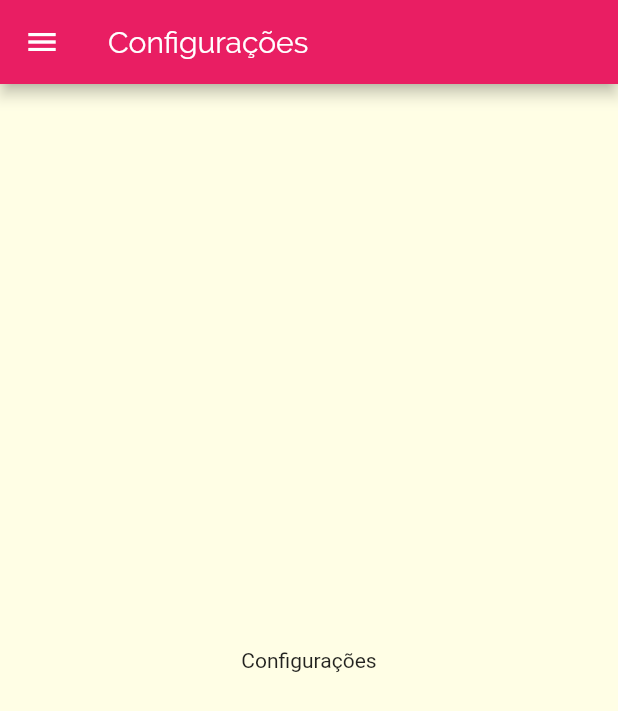
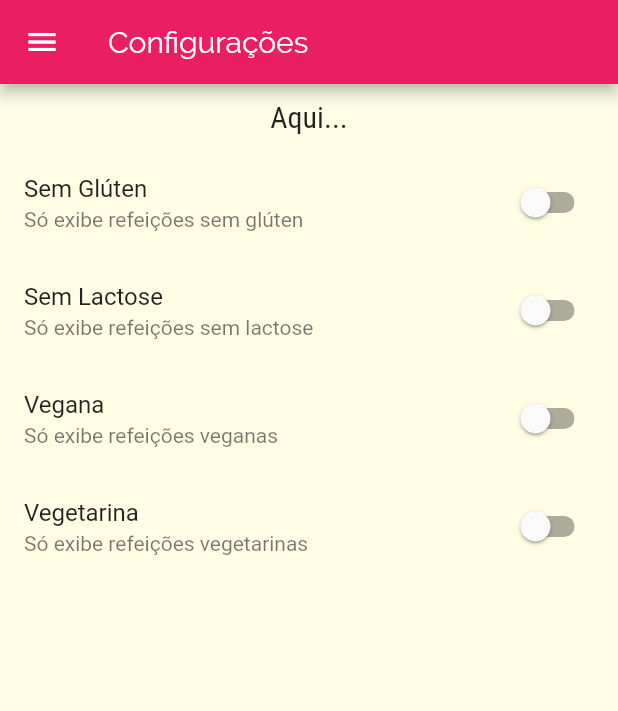
Before and after one commit to Jovennan/meals, a Flutter app: the SettingsScreen screen opened by its route, on a phone screen of 412 x 824 dp. Shown: the top 711 px of the screen. Run offline on Flutter 3.47's test engine with Material 2 defaults, Android fonts, the phone set to English and light mode, and no system bars; network calls fail.

```diff
--- /dev/null
+++ b/lib/models/settings.dart
@@ -0,0 +1,13 @@
+class Settings {
+  bool isGlutenFree;
+  bool isLactoseFree;
+  bool isVegan;
+  bool isVegetarian;
+
+  Settings({
+    this.isGlutenFree = false,
+    this.isLactoseFree = false,
+    this.isVegan = false,
+    this.isVegetarian = false,
+  });
+}
--- a/lib/screens/settings_screen.dart
+++ b/lib/screens/settings_screen.dart
@@ -1,8 +1,46 @@
 import 'package:flutter/material.dart';
+
+import '../models/settings.dart';
 import '../components/main_drawer.dart';
 
-class SettingsScreen extends StatelessWidget {
-  const SettingsScreen({ Key? key }) : super(key: key);
+class SettingsScreen extends StatefulWidget {
+  const SettingsScreen({Key? key, required this.onSettingsChanged, required this.settings})
+      : super(key: key);
+
+  final Settings settings;
+  final Function(Settings) onSettingsChanged;
+
+  @override
+  _SettingsScreenState createState() => _SettingsScreenState();
+}
+
+class _SettingsScreenState extends State<SettingsScreen> {
+  late Settings settings;
+
+  //_SettingsScreenState(this.settings);
+
+  @override
+  void initState() {
+    super.initState();
+    settings = widget.settings;
+  }
+
+  Widget _createSwitch(
+    String title,
+    String subtitle,
+    bool value,
+    Function(bool) onChanged,
+  ) {
+    return SwitchListTile.adaptive(
+      title: Text(title),
+      subtitle: Text(subtitle),
+      value: value,
+      onChanged: (value) {
+        onChanged(value);
+        widget.onSettingsChanged(settings);
+      },
+    );
+  }
 
   @override
   Widget build(BuildContext context) {
@@ -11,8 +49,44 @@ class SettingsScreen extends StatelessWidget {
         title: Text('Configurações'),
       ),
       drawer: MainDrawer(),
-      body: Center(
-        child: Text('Configurações'),
+      body: Column(
+        children: <Widget>[
+          Container(
+            padding: EdgeInsets.all(10),
+            child: Text(
+              'Aqui...',
+              style: Theme.of(context).textTheme.headline6,
+            ),
+          ),
+          Expanded(
+            child: ListView(children: <Widget>[
+              _createSwitch(
+                'Sem Glúten',
+                'Só exibe refeições sem glúten',
+                settings.isGlutenFree,
+                (value) => setState(() => {settings.isGlutenFree = value}),
+              ),
+              _createSwitch(
+                'Sem Lactose',
+                'Só exibe refeições sem lactose',
+                settings.isLactoseFree,
+                (value) => setState(() => {settings.isLactoseFree = value}),
+              ),
+              _createSwitch(
+                'Vegana',
+                'Só exibe refeições veganas',
+                settings.isVegan,
+                (value) => setState(() => {settings.isVegan = value}),
+              ),
+              _createSwitch(
+                'Vegetarina',
+                'Só exibe refeições vegetarinas',
+                settings.isVegetarian,
+                (value) => setState(() => {settings.isVegetarian = value}),
+              ),
+            ]),
+          ),
+        ],
       ),
     );
   }
```
Also changed, not shown: lib/components/meal_item.dart (+9 -5 lines), lib/main.dart (+54 -6 lines), lib/screens/categories_meals_screens.dart (+6 -3 lines), lib/screens/favorite_screen.dart (+17 -3 lines), lib/screens/meal_detail_screen.dart (+15 -2 lines), lib/screens/tabs_screen.dart (+21 -6 lines).
